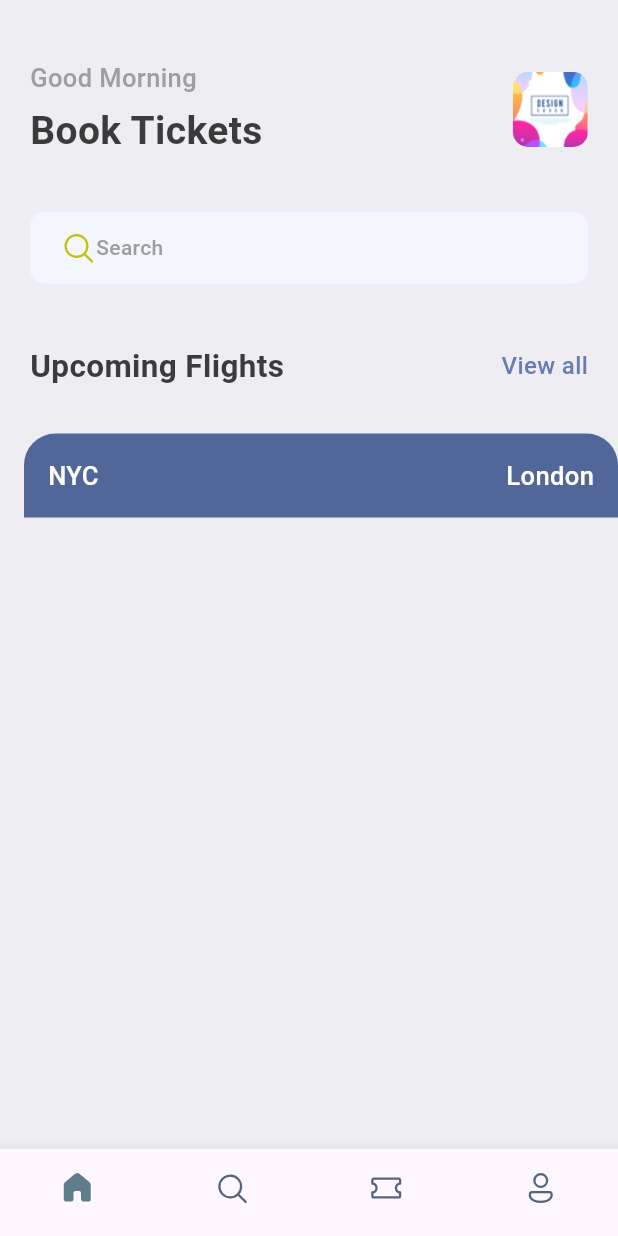
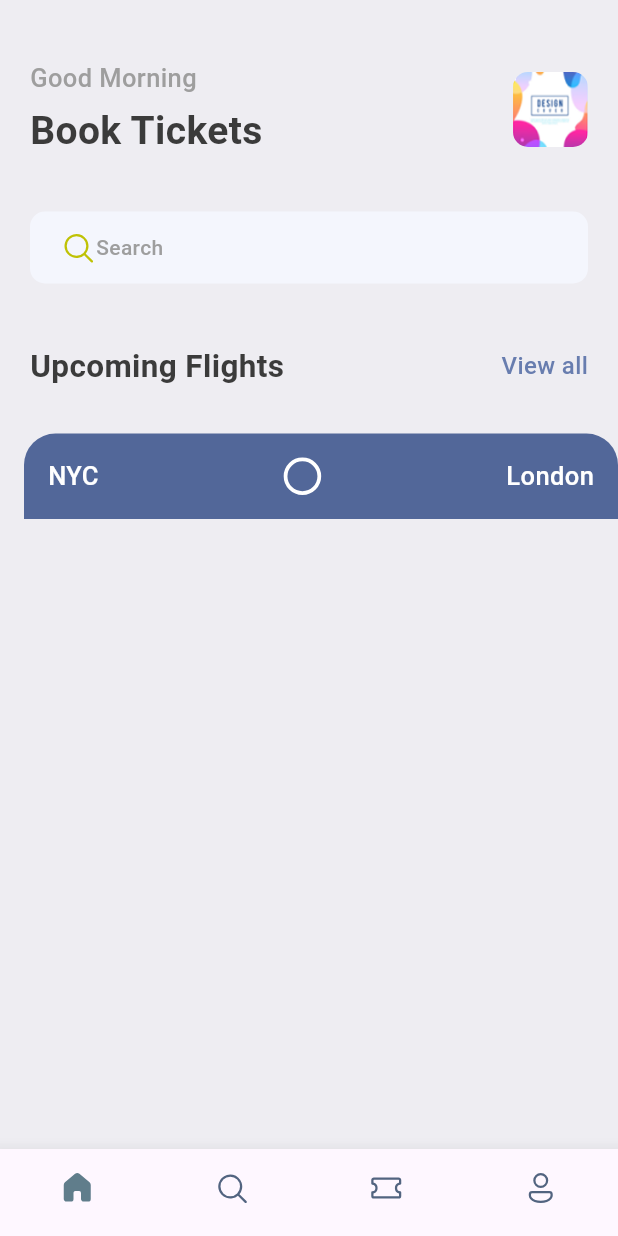
Before and after one commit to morggyogola/booktickets_app, a Flutter app: the screen it shows after launch, on a phone screen of 412 x 824 dp. Run offline on Flutter 3.47's test engine with Material 3 defaults, Android fonts, the phone set to English and light mode, and no system bars; our stand-ins replace fluentui_icons, gap.

Commit message:
Added a hollow  circle using a container

```diff
--- a/lib/screens/ticket_view.dart
+++ b/lib/screens/ticket_view.dart
@@ -1,5 +1,6 @@
 import 'package:ebook_app/utils/app_layout.dart';
 import 'package:ebook_app/utils/app_styles.dart';
+import 'package:ebook_app/widgets/thick_container.dart';
 import 'package:flutter/cupertino.dart';
 import 'package:flutter/material.dart';
 
@@ -28,6 +29,8 @@ class TicketView extends StatelessWidget {
                     children: [
                       Text("NYC",style: Styles.headLineStyle3.copyWith(color: Colors.white),),
                       Spacer(),
+                      ThickContainer(),
+                      Spacer(),
                       Text("London",style: Styles.headLineStyle3.copyWith(color: Colors.white),),
                     ],
                   )
--- /dev/null
+++ b/lib/widgets/thick_container.dart
@@ -0,0 +1,17 @@
+import 'package:flutter/cupertino.dart';
+import 'package:flutter/material.dart';
+
+class ThickContainer extends StatelessWidget {
+  const ThickContainer({super.key});
+
+  @override
+  Widget build(BuildContext context) {
+    return Container(
+      padding: EdgeInsets.all(10),
+      decoration: BoxDecoration(
+        borderRadius: BorderRadius.circular(20),
+        border: Border.all(width: 2.5,color: Colors.white)
+      ),
+    );
+  }
+}
```
